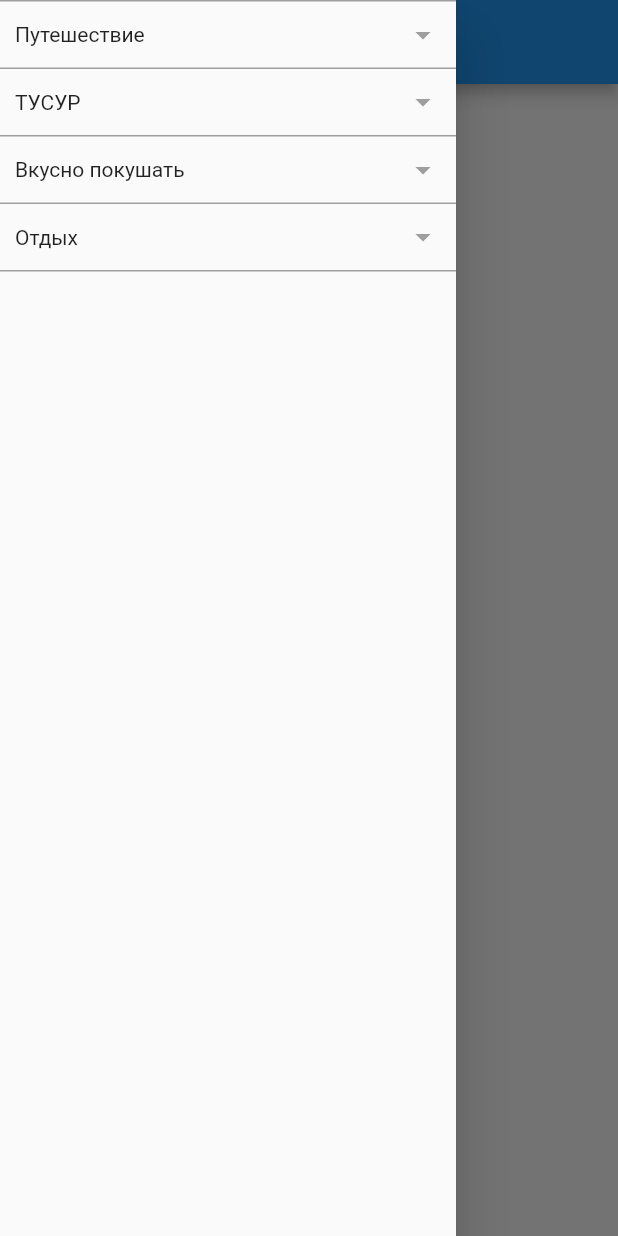
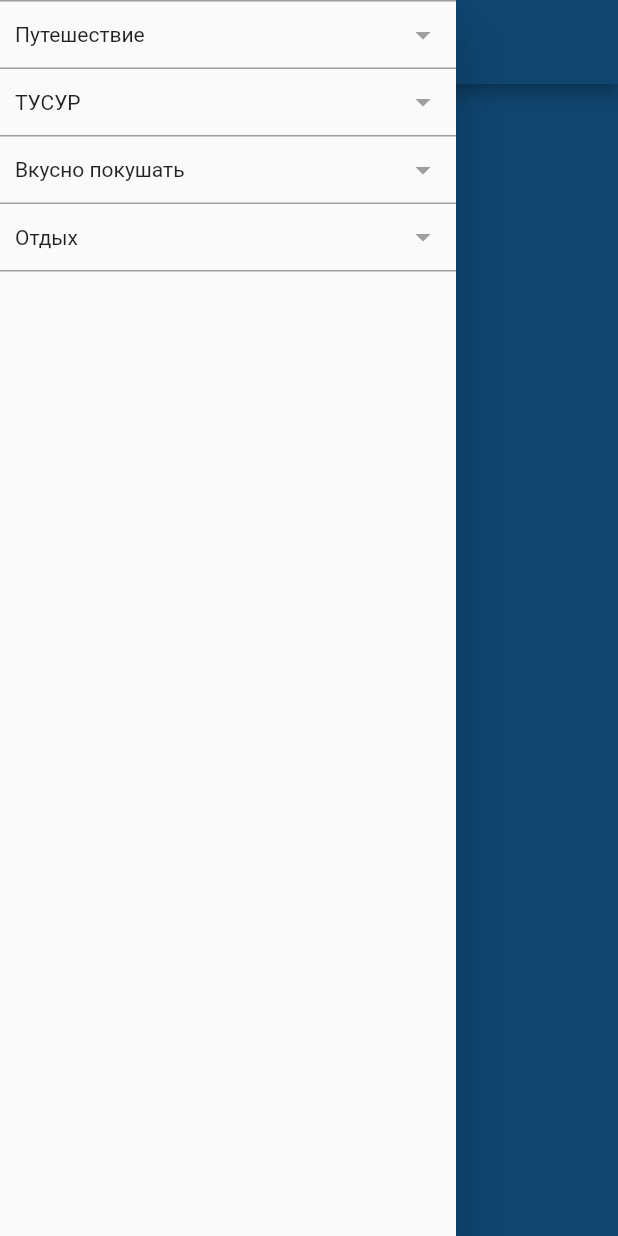
Before and after one commit to stepanEticon/bro_app, a Flutter app: the screen it shows after launch, with the side drawer open, on a phone screen of 412 x 824 dp. Run offline on Flutter 3.47's test engine with Material 2 defaults, Android fonts, the phone set to English and light mode, and no system bars; drawn by our look-alikes of expandable; our stand-ins replace csv.

Commit message:
Чтение подключено

```diff
--- a/lib/main.dart
+++ b/lib/main.dart
@@ -627,7 +627,19 @@ class _AppState extends State<App> {
       appBar: AppBar(
         title: Text("Карта ТУСУР"),
       ),
-      body: Container(),
+      body: FutureBuilder(builder: (BuildContext context,
+          AsyncSnapshot<List<ObjectModel>> snapshot) {
+        if (snapshot.hasData == false){
+          return Container(color:Colors.red);
+        }
+       else  if (snapshot.hasData == true){
+          return Container(color: Colors.blue);
+        }
+       else  return Container();
+
+      },
+        future: readCSV(),
+      ),
       drawer: DrawerWidget(),
     );
   }
```
